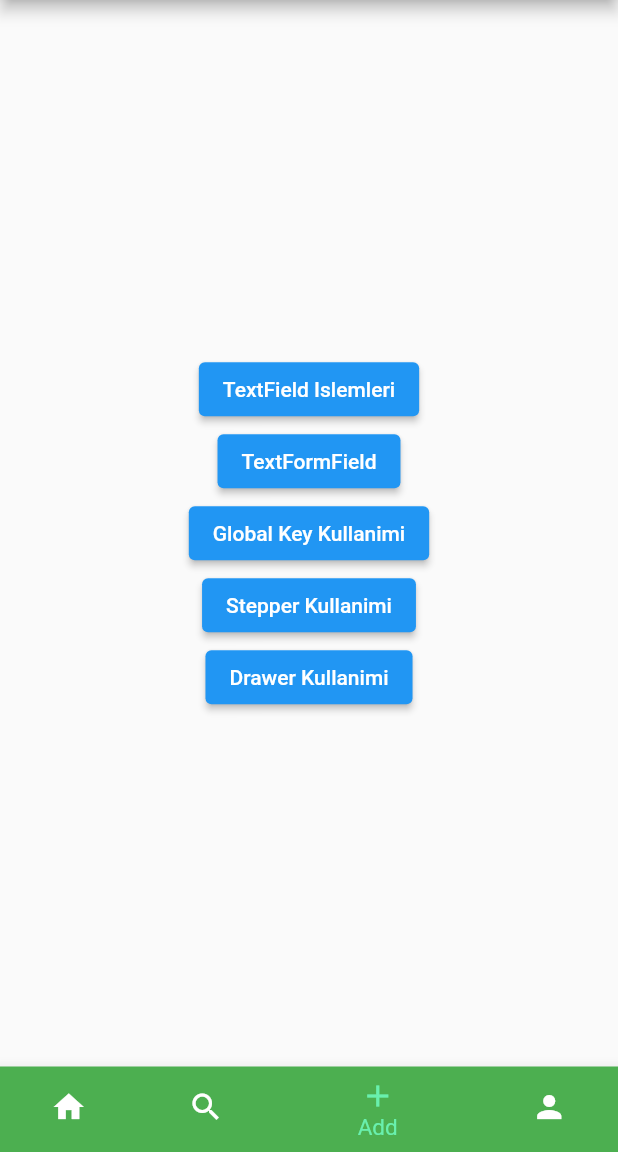
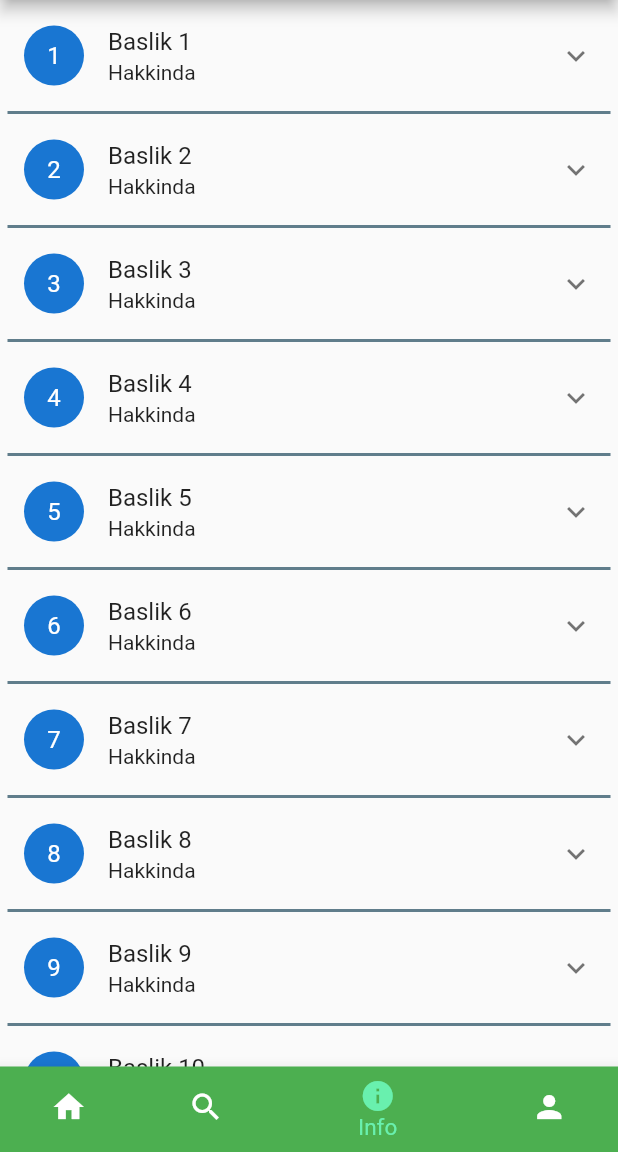
Before and after one commit to tahaturan/flutter_input_widgets, a Flutter app: the screen it shows after launch, item 3 of the bottom bar chosen, on a phone screen of 412 x 824 dp, the part 84-1236 px from its top. Run offline on Flutter 3.47's test engine with Material 2 defaults, Android fonts, the light colour scheme and no system bars; our stand-ins replace email_validator.

Commit message:
ExpansionTile Kullanimi

```diff
--- a/lib/views/bottom_navigation_menu.dart
+++ b/lib/views/bottom_navigation_menu.dart
@@ -31,7 +31,9 @@ class _BottomNavMenuState extends State<BottomNavMenu> {
             label: "Search",
             backgroundColor: Colors.red),
         BottomNavigationBarItem(
-            icon: Icon(Icons.add), label: "Add", backgroundColor: Colors.green),
+            icon: Icon(Icons.info),
+            label: "Info",
+            backgroundColor: Colors.green),
         BottomNavigationBarItem(
           icon: Icon(Icons.person),
           label: "Profile",
--- /dev/null
+++ b/lib/views/expansiontile_kullanimi.dart
@@ -0,0 +1,47 @@
+import 'package:flutter/material.dart';
+
+class ExpansionTileKullanimi extends StatelessWidget {
+  const ExpansionTileKullanimi({Key? key}) : super(key: key);
+
+  @override
+  Widget build(BuildContext context) {
+    return ListView.separated(
+      itemCount: 15,
+      itemBuilder: (BuildContext context, int index) {
+        return ExpansionTile(
+          title: Text("Baslik ${index + 1}"),
+          leading: CircleAvatar(child: Text("${index + 1}")),
+          subtitle: const Text("Hakkinda"),
+          backgroundColor:
+              index % 2 == 0 ? Colors.cyan.shade300 : Colors.amber.shade200,
+          controlAffinity: ListTileControlAffinity.platform,
+          children: [
+            Card(
+              color:
+                  index % 2 == 0 ? Colors.amber.shade200 : Colors.cyan.shade300,
+              margin: const EdgeInsets.all(20),
+              elevation: 15,
+              child: ListTile(
+                leading: const CircleAvatar(
+                  child: Icon(Icons.arrow_forward_sharp),
+                ),
+                title: Text("isim ${index + 1}"),
+                subtitle: Text("Mail: ${index + 1}@gmail.com"),
+                trailing: const Icon(Icons.info_outline),
+              ),
+            )
+          ],
+        );
+      },
+      separatorBuilder: (context, index) {
+        return const Divider(
+          color: Colors.blueGrey,
+          height: 2,
+          thickness: 2,
+          indent: 5,
+          endIndent: 5,
+        );
+      },
+    );
+  }
+}
--- a/lib/views/my_home_page.dart
+++ b/lib/views/my_home_page.dart
@@ -1,8 +1,8 @@
 import 'package:flutter/material.dart';
 import 'package:flutter_input_widgets/screen/page_one.dart';
-import 'package:flutter_input_widgets/screen/page_three.dart';
 import 'package:flutter_input_widgets/screen/page_two.dart';
 import 'package:flutter_input_widgets/views/bottom_navigation_menu.dart';
+import 'package:flutter_input_widgets/views/expansiontile_kullanimi.dart';
 import 'package:flutter_input_widgets/widgets/home_page.dart';
 
 class MyHomePage extends StatefulWidget {
@@ -17,7 +17,7 @@ class _MyHomePageState extends State<MyHomePage> {
   static const List<Widget> pageList = [
     HomePage(),
     PageTwo(),
-    PageThree(),
+    ExpansionTileKullanimi(),
     PageFour(),
   ];
 
@@ -30,6 +30,7 @@ class _MyHomePageState extends State<MyHomePage> {
       body: pageList.elementAt(secilenMenuItem),
       bottomNavigationBar: BottomNavMenu(secilenMenuItem: (int gelenDeger) {
         secilenMenuItem = gelenDeger;
+        setState(() {});
       }),
     );
   }
```
Also changed, not shown: images/expansiontile.gif (added), 1 other file.
